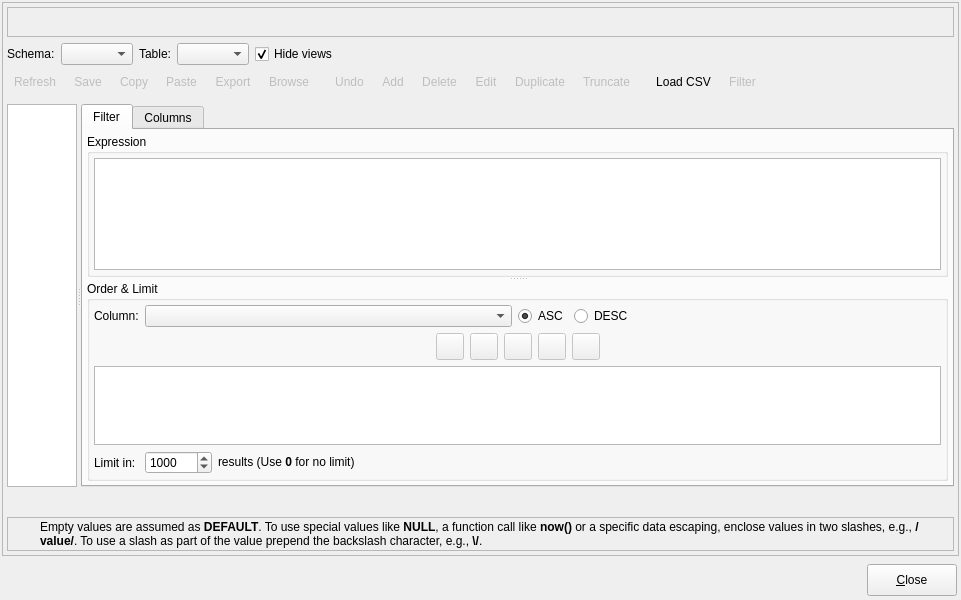
pgmodeler/pgmodeler, file libpgmodeler_ui/ui/datamanipulationform.ui: the form before one commit.
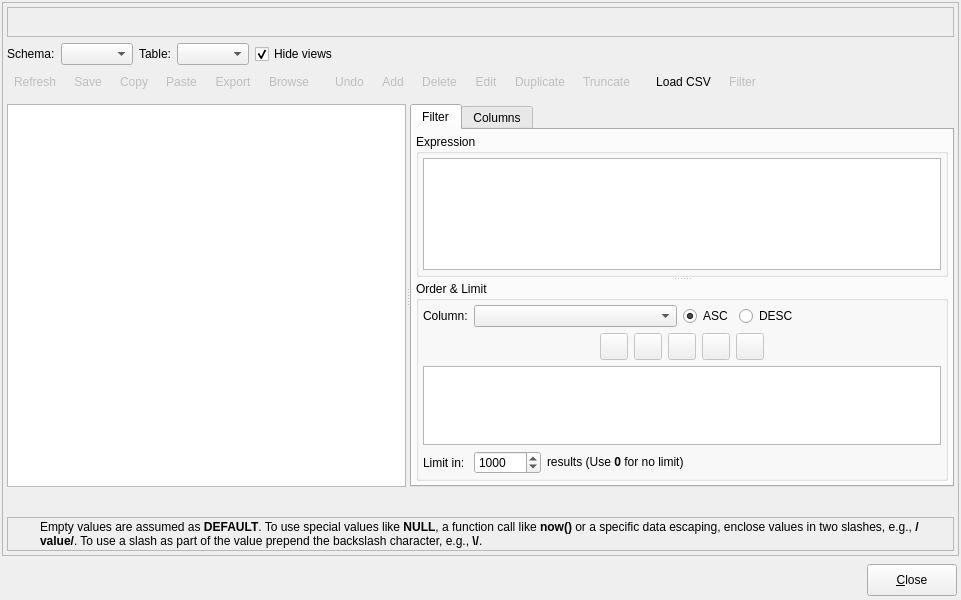
The form after the commit. Icons and pictures are not drawn.

Commit message:
Adjusted the resize parameters in DataManipulationForm to avoid wrong dialog resizings mainly on Windows.
Adjusted the build parameters for macOS and Windows on pgmodeler.pri

```diff
--- a/libpgmodeler_ui/ui/datamanipulationform.ui
+++ b/libpgmodeler_ui/ui/datamanipulationform.ui
@@ -210,8 +210,11 @@
          <property name="enabled">
           <bool>true</bool>
          </property>
-         <property name="sizeAdjustPolicy">
-          <enum>QAbstractScrollArea::AdjustToContents</enum>
+         <property name="sizePolicy">
+          <sizepolicy hsizetype="Expanding" vsizetype="Preferred">
+           <horstretch>0</horstretch>
+           <verstretch>0</verstretch>
+          </sizepolicy>
          </property>
          <property name="editTriggers">
           <set>QAbstractItemView::AnyKeyPressed|QAbstractItemView::DoubleClicked</set>
```
The commit also changes 2 other files.
